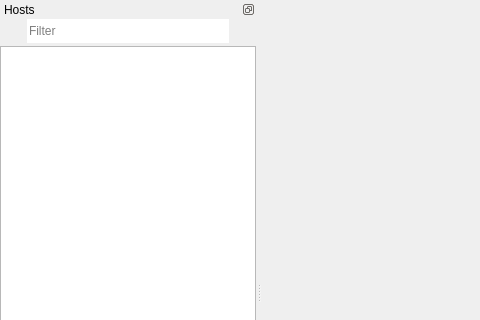
Qt form ui/mainwindow.ui (devqore/myrdp) before a commit; both pictures show x 0 to 480 and y 0 to 320 of the 819 by 584 pixel window.
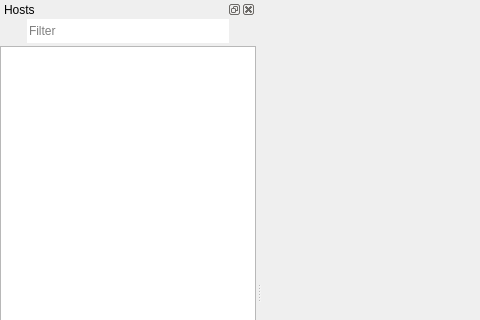
The same form after that commit. Icons and pictures are not drawn.

Commit message: Connect host from context menu

Diff of the .ui file:
```diff
--- a/ui/mainwindow.ui
+++ b/ui/mainwindow.ui
@@ -31,7 +31,7 @@
     <bool>false</bool>
    </property>
    <property name="features">
-    <set>QDockWidget::DockWidgetFloatable</set>
+    <set>QDockWidget::DockWidgetClosable|QDockWidget::DockWidgetFloatable</set>
    </property>
    <property name="allowedAreas">
     <set>Qt::LeftDockWidgetArea|Qt::RightDockWidgetArea</set>
```
The commit also changes 2 other files.
